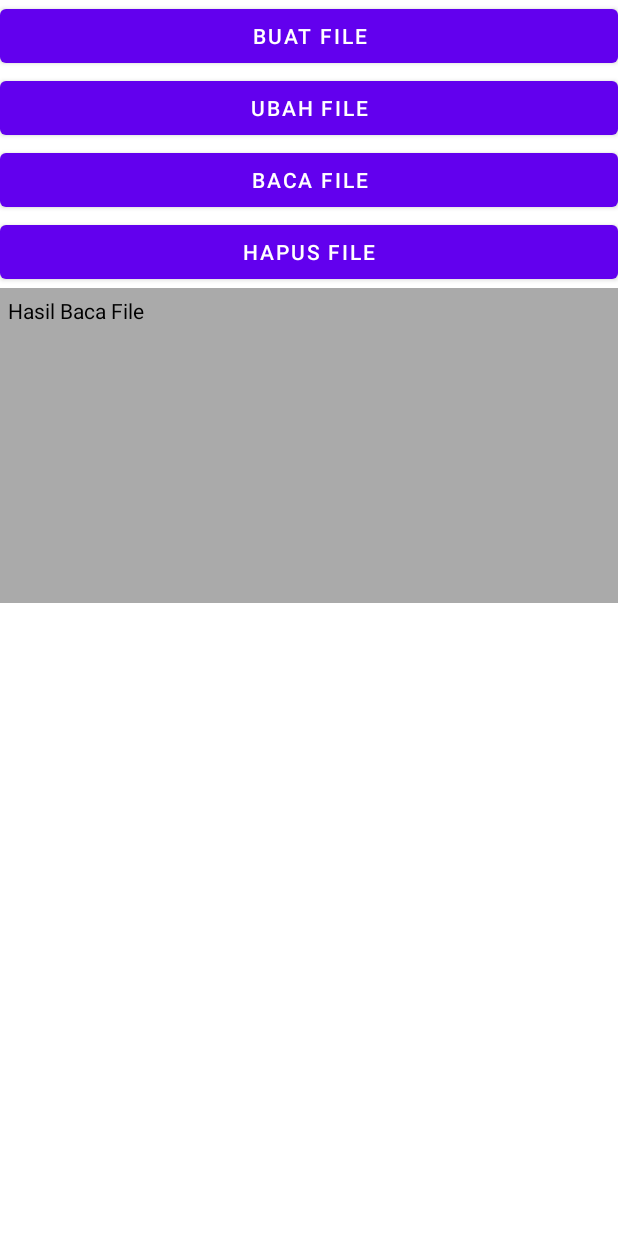
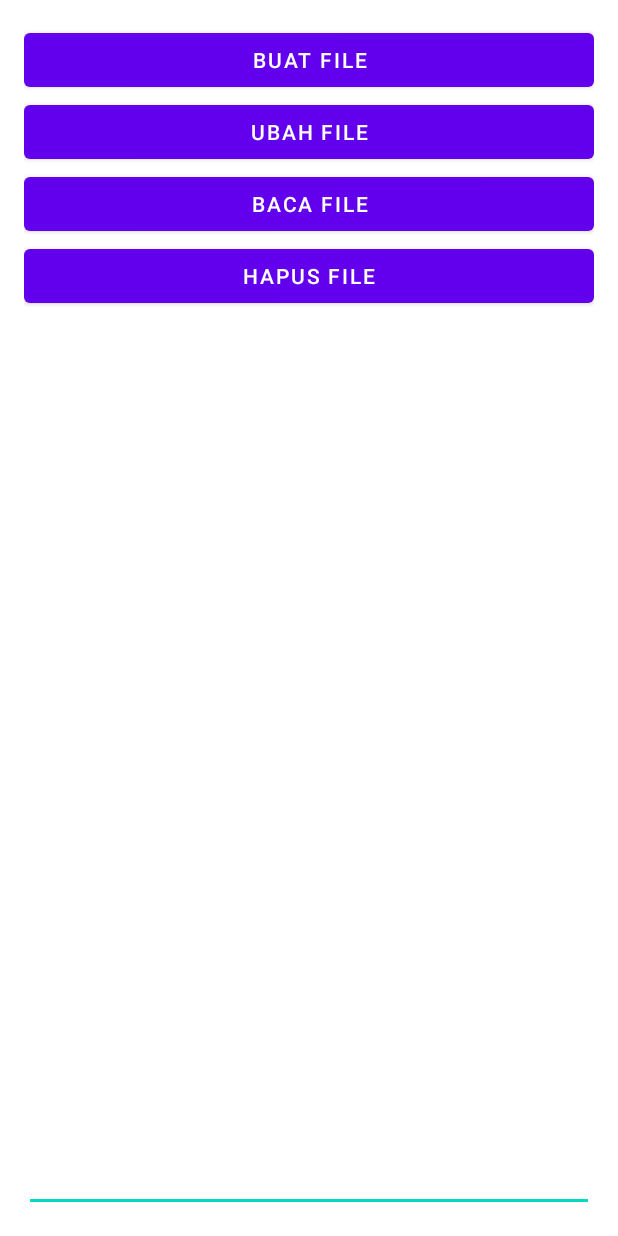
Before and after one commit to Zygen1/vsga-2024, an Android app: the MainActivity screen opened directly, with no data from a screen before it, after a tap on "BUAT FILE", on a phone screen of 412 x 824 dp. Run offline under Robolectric (Android 15) with nearby library versions, the phone set to English and light mode, and no system bars.

Commit message:
Membuat fitur simpan ke file

```diff
--- a/app/src/main/java/com/lamdapratama/vsga2024/MainActivity.java
+++ b/app/src/main/java/com/lamdapratama/vsga2024/MainActivity.java
@@ -3,6 +3,7 @@ package com.lamdapratama.vsga2024;
 import android.os.Bundle;
 import android.view.View;
 import android.widget.Button;
+import android.widget.EditText;
 import android.widget.TextView;
 
 import androidx.activity.EdgeToEdge;
@@ -16,11 +17,14 @@ import java.io.File;
 import java.io.FileOutputStream;
 import java.io.FileReader;
 
-public class MainActivity extends AppCompatActivity implements View.OnClickListener {
+public class MainActivity extends AppCompatActivity /*implements View.OnClickListener*/ {
 
-    public static final String FILENAME = "nama_file.txt";
+    /*public static final String FILENAME = "nama_file.txt";
     Button buatFile, ubahFile, bacaFile, hapusFile;
-    TextView textBaca;
+    TextView textBaca;*/
+
+    private static final String FILENAME = "catatan.text";
+    private EditText editText;
 
     @Override
     protected void onCreate(Bundle savedInstanceState) {
@@ -33,7 +37,8 @@ public class MainActivity extends AppCompatActivity implements View.OnClickListe
             return insets;
         });
 
-        buatFile = findViewById(R.id.btn_buat_file);
+
+        /*buatFile = findViewById(R.id.btn_buat_file);
         ubahFile = findViewById(R.id.btn_ubah_file);
         bacaFile = findViewById(R.id.btn_baca_file);
         hapusFile = findViewById(R.id.btn_hapus_file);
@@ -42,10 +47,33 @@ public class MainActivity extends AppCompatActivity implements View.OnClickListe
         buatFile.setOnClickListener(this);
         ubahFile.setOnClickListener(this);
         bacaFile.setOnClickListener(this);
-        hapusFile.setOnClickListener(this);
+        hapusFile.setOnClickListener(this);*/
+
+        editText = findViewById(R.id.edit_text);
     }
 
-    void buatFile() {
+    private void buatFile(){
+        File file = new File(getFilesDir(), FILENAME);
+        FileOutputStream fos;
+
+        try{
+            file.createNewFile();
+            fos = new FileOutputStream(file, false);
+            fos.write(editText.getText().toString().getBytes());
+            fos.flush();
+            fos.close();
+        }catch(Exception e){
+            e.printStackTrace();
+        }
+    }
+
+    public void onClick(View view){
+        if(view.getId() == R.id.btn_buat_file){
+            buatFile();
+        }
+    }
+
+    /*void buatFile() {
         String isiFile = "Coba isi Data File Text";
         File file = new File(getFilesDir(), FILENAME);
 
@@ -122,5 +150,5 @@ public class MainActivity extends AppCompatActivity implements View.OnClickListe
         }else if(id == R.id.btn_hapus_file){
             hapusFile();
         }
-    }
+    }*/
 }
--- a/app/src/main/res/layout/activity_main.xml
+++ b/app/src/main/res/layout/activity_main.xml
@@ -5,13 +5,15 @@
     android:layout_width="match_parent"
     android:layout_height="match_parent"
     android:orientation="vertical"
-    tools:context=".MainActivity">
+    tools:context=".MainActivity"
+    android:layout_margin="16dp">
 
     <Button
         android:id="@+id/btn_buat_file"
         android:layout_width="match_parent"
         android:layout_height="wrap_content"
-        android:text="@string/buat_file" />
+        android:text="@string/buat_file"
+        android:onClick="onClick"/>
 
     <Button
         android:id="@+id/btn_ubah_file"
@@ -31,7 +33,7 @@
         android:layout_height="wrap_content"
         android:text="@string/hapus_file" />
 
-    <TextView
+    <!--<TextView
         android:id="@+id/text_baca"
         android:layout_width="match_parent"
         android:layout_height="210dp"
@@ -41,5 +43,14 @@
         android:padding="5dp"
         android:textColorHint="#000"
         android:hint="@string/hasil_baca_file"
-        android:inputType="textMultiLine"/>
+        android:inputType="textMultiLine"/>-->
+
+    <EditText
+        android:id="@+id/edit_text"
+        android:layout_width="match_parent"
+        android:layout_height="0dp"
+        android:layout_weight="1"
+        android:ems="10"
+        android:inputType="text"/>
+
 </LinearLayout>
```
